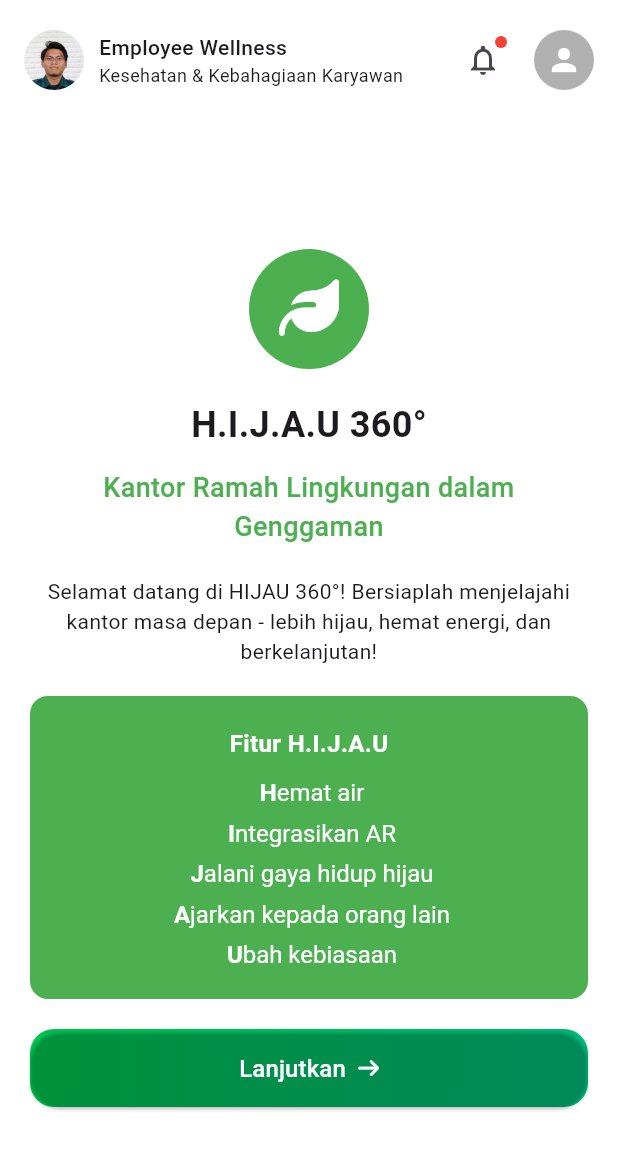
After one commit to YosiaEvan/employee-wellness, a Flutter app: the HijauHomepage screen opened directly, on a phone screen of 412 x 824 dp. The commit adds this screen. Shown: the top 1150 px of the screen. Run offline on Flutter 3.47's test engine with Material 3 defaults, Android fonts, the light colour scheme and no system bars; our stand-ins replace font_awesome_flutter, shared_preferences; accounts and stored records are empty.

Commit message:
membuat hijau homepage components

```diff
--- a/lib/components/homepage_indicator.dart
+++ b/lib/components/homepage_indicator.dart
@@ -2,6 +2,7 @@ import 'package:employee_wellness/components/header.dart';
 import 'package:employee_wellness/components/main_feature.dart';
 import 'package:employee_wellness/home.dart';
 import 'package:employee_wellness/main.dart';
+import 'package:employee_wellness/pages/hijau_homepage.dart';
 import 'package:employee_wellness/pages/sehat_homepage.dart';
 import 'package:employee_wellness/pages/tenang_homepage.dart';
 import 'package:flutter/material.dart';
@@ -718,7 +719,7 @@ class _IndicatorState extends State<Indicator> {
                             onPressed: () {
                               Navigator.push(
                                 context,
-                                MaterialPageRoute(builder: (context) => const SehatHomepage()),
+                                MaterialPageRoute(builder: (context) => const HijauHomepage()),
                               );
                             },
                             style: ElevatedButton.styleFrom(
--- /dev/null
+++ b/lib/pages/hijau_homepage.dart
@@ -0,0 +1,274 @@
+import 'package:employee_wellness/components/header.dart';
+import 'package:flutter/material.dart';
+import 'package:font_awesome_flutter/font_awesome_flutter.dart';
+
+class HijauHomepage extends StatelessWidget {
+  const HijauHomepage({super.key});
+
+  @override
+  Widget build(BuildContext context) {
+    return Scaffold(
+      backgroundColor: Colors.white.withOpacity(0.98),
+      body: SafeArea(
+        child: Column(
+          crossAxisAlignment: CrossAxisAlignment.start,
+          children: [
+            // Header
+            Header(),
+
+            // Main Content
+            Expanded(
+              child: Padding(
+                padding: EdgeInsets.all(20),
+                child: Center(
+                  child: Column(
+                    mainAxisSize: MainAxisSize.min,
+                    crossAxisAlignment: CrossAxisAlignment.center,
+                    children: [
+                      SizedBox.square(
+                        dimension: 80,
+                        child: Container(
+                          padding: EdgeInsets.all(8),
+                          decoration: BoxDecoration(
+                            color: Colors.green,
+                            borderRadius: BorderRadius.circular(40),
+                          ),
+                          child: const Icon(
+                            FontAwesomeIcons.leaf,
+                            size: 40,
+                            color: Colors.white,
+                          ),
+                        ),
+                      ),
+
+                      SizedBox(height: 20,),
+
+                      Text(
+                        "H.I.J.A.U 360\u00B0",
+                        style: TextStyle(
+                          fontWeight: FontWeight.w700,
+                          fontSize: 24,
+                        ),
+                      ),
+
+                      SizedBox(height: 12,),
+
+                      Text(
+                        "Kantor Ramah Lingkungan dalam Genggaman",
+                        style: TextStyle(
+                          fontWeight: FontWeight.w500,
+                          fontSize: 18,
+                          color: Colors.green,
+                        ),
+                        textAlign: TextAlign.center,
+                      ),
+
+                      SizedBox(height: 20,),
+
+                      Text(
+                        "Selamat datang di HIJAU 360°! Bersiaplah menjelajahi kantor masa depan - lebih hijau, hemat energi, dan berkelanjutan!",
+                        textAlign: TextAlign.center,
+                      ),
+
+                      SizedBox(height: 20,),
+
+                      Container(
+                        width: double.infinity,
+                        padding: EdgeInsets.all(20),
+                        decoration: BoxDecoration(
+                          color: Colors.green,
+                          borderRadius: BorderRadius.circular(12)
+                        ),
+                        child: Column(
+                          children: [
+                            Text(
+                              "Fitur H.I.J.A.U",
+                              style: TextStyle(
+                                color: Colors.white,
+                                fontSize: 16,
+                                fontWeight: FontWeight.bold,
+                              ),
+                              textAlign: TextAlign.center,
+                            ),
+
+                            SizedBox(height: 12,),
+
+                            RichText(
+                              textAlign: TextAlign.center,
+                              text: TextSpan(
+                                style: const TextStyle(
+                                  color: Colors.white,
+                                  fontSize: 16,
+                                ),
+                                children: [
+                                  TextSpan(
+                                    text: "",
+                                  ),
+                                  TextSpan(
+                                    text: " H",
+                                    style: TextStyle(fontWeight: FontWeight.bold),
+                                  ),
+                                  TextSpan(
+                                    text: "emat air",
+                                  ),
+                                ]
+                              )
+                            ),
+
+                            SizedBox(height: 8,),
+
+                            RichText(
+                              textAlign: TextAlign.center,
+                              text: TextSpan(
+                                style: const TextStyle(
+                                  color: Colors.white,
+                                  fontSize: 16,
+                                ),
+                                children: [
+                                  TextSpan(
+                                    text: "",
+                                  ),
+                                  TextSpan(
+                                    text: " I",
+                                    style: TextStyle(fontWeight: FontWeight.bold),
+                                  ),
+                                  TextSpan(
+                                    text: "ntegrasikan AR",
+                                  ),
+                                ]
+                              )
+                            ),
+
+                            SizedBox(height: 8,),
+
+                            RichText(
+                              textAlign: TextAlign.center,
+                              text: TextSpan(
+                                style: const TextStyle(
+                                  color: Colors.white,
+                                  fontSize: 16,
+                                ),
+                                children: [
+                                  TextSpan(
+                                    text: "",
+                                  ),
+                                  TextSpan(
+                                    text: " J",
+                                    style: TextStyle(fontWeight: FontWeight.bold),
+                                  ),
+                                  TextSpan(
+                                    text: "alani gaya hidup hijau",
+                                  ),
+                                ]
+                              )
+                            ),
+
+                            SizedBox(height: 8,),
+
+                            RichText(
+                              textAlign: TextAlign.center,
+                              text: TextSpan(
+                                style: const TextStyle(
+                                  color: Colors.white,
+                                  fontSize: 16,
+                                ),
+                                children: [
+                                  TextSpan(
+                                    text: "",
+                                  ),
+                                  TextSpan(
+                                    text: " A",
+                                    style: TextStyle(fontWeight: FontWeight.bold),
+                                  ),
+                                  TextSpan(
+                                    text: "jarkan kepada orang lain",
+                                  ),
+                                ]
+                              )
+                            ),
+
+                            SizedBox(height: 8,),
+
+                            RichText(
+                              textAlign: TextAlign.center,
+                              text: TextSpan(
+                                style: const TextStyle(
+                                  color: Colors.white,
+                                  fontSize: 16,
+                                ),
+                                children: [
+                                  TextSpan(
+                                    text: "",
+                                  ),
+                                  TextSpan(
+                                    text: " U",
+                                    style: TextStyle(fontWeight: FontWeight.bold),
+                                  ),
+                                  TextSpan(
+                                    text: "bah kebiasaan",
+                                  ),
+                                ]
+                              )
+                            ),
+                          ],
+                        )
+                      ),
+
+                      SizedBox(height: 20,),
+
+                      SizedBox(
+                        width: double.infinity,
+                        height: 52,
+                        child: Container(
+                          decoration: BoxDecoration(
+                            gradient: const LinearGradient(
+                              colors: [
+                                Color(0xFF00c951),
+                                Color(0xFF00bd7d),
+                              ],
+                            ),
+                            borderRadius: BorderRadius.circular(16),
+                          ),
+                          child: ElevatedButton(
+                            onPressed: () {
+                              Navigator.push(
+                                context,
+                                MaterialPageRoute(builder: (context) => const HijauHomepage()),
+                              );
+                            },
+                            style: ElevatedButton.styleFrom(
+                              padding: const EdgeInsets.symmetric(vertical: 15),
+                              shape: RoundedRectangleBorder(
+                                borderRadius: BorderRadius.circular(20),
+                              ),
+                              backgroundColor: Colors.transparent,
+                            ),
+                            child: Row(
+                              mainAxisAlignment: MainAxisAlignment.center,
+                              children: [
+                                Text(
+                                  "Lanjutkan",
+                                  style: TextStyle(
+                                    fontSize: 16,
+                                    fontWeight: FontWeight.w500,
+                                    color: Colors.white,
+                                  ),
+                                ),
+                                SizedBox(width: 8,),
+                                Icon(FontAwesomeIcons.arrowRight, color: Colors.white, size: 14,),
+                              ],
+                            )
+                          ),
+                        )
+                      ),
+                    ],
+                  ),
+                ),
+              )
+            ),
+          ],
+        )
+      ),
+    );
+  }
+}
```
